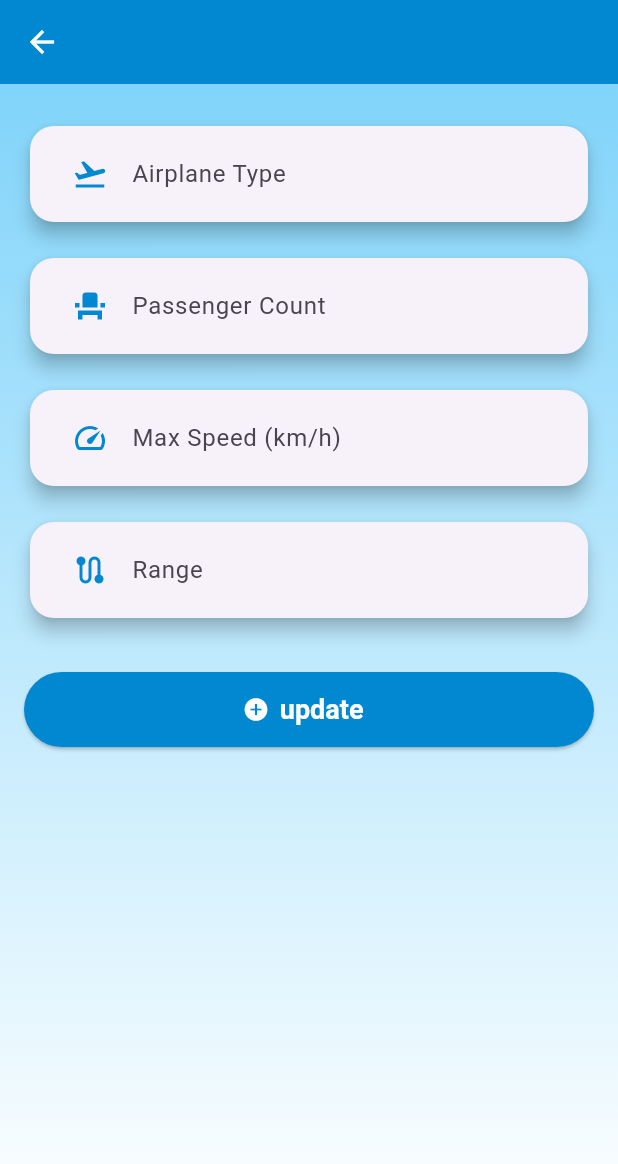
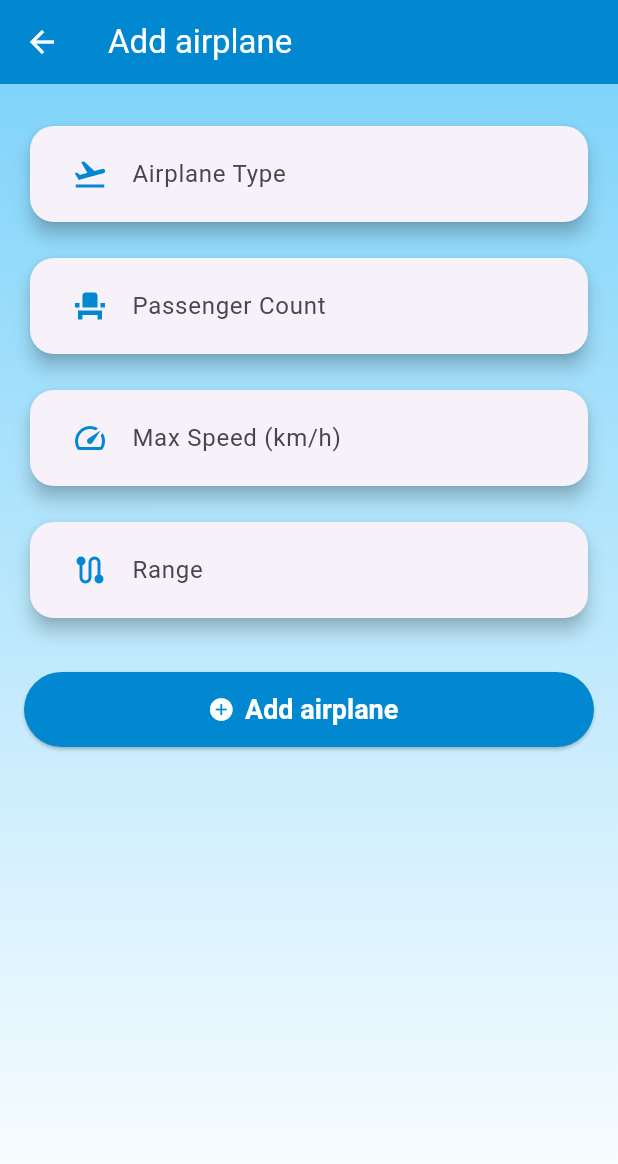
Before and after one commit to hades1clack/cst2355_final_group, a Flutter app: the AirplaneListPage screen opened directly with empty values, after a tap on the "add" icon, on a phone screen of 412 x 824 dp. Shown: the top 1164 px of the screen. Run offline on Flutter 3.47's test engine with Material 3 defaults, Android fonts, the phone set to English and light mode, and no system bars; our stand-ins replace floor, flutter_secure_storage, sqflite; missing offline and left inert: encrypted_shared_preferences; accounts and stored records are empty; generated files the repository leaves out were written again.

Commit message:
Completed all testing for the project, add dart doc.

```diff
--- a/assets/translations/en.json
+++ b/assets/translations/en.json
@@ -79,6 +79,8 @@
   "enter_range_error": "Please enter range",
   "update_airplane": "Update Airplane",
   "Update Airplane": "Update Airplane",
+  "Add airplane": "Add airplane",
+  "Add Airplane": "Add airplane",
   "delete_airplane": "Delete Airplane",
   "Delete Airplane": "Delete Airplane",
   "confirm_delete_title": "Confirm Delete",
@@ -88,13 +90,16 @@
   "Loading...": "Loading ...",
   "Airplane List": "Airlane List",
   "Instructions": "Instructions",
+  "Select an airplane to view/edit.": "Select an airplane to view/edit.",
   "Use the + button to add airplanes.\nTap an airplane to edit or delete it.": "Use the + button to add airplanes.\nTap an airplane to edit or delete it.",
   "No airplane yet":"No airplane yet",
   "Select an airplane to view/edit": "Select an airplane to view/edit",
   "Confirm Save":"Confirm Save",
   "Confirm Delete": "Confirm Delete",
   "Save": "Save",
+  "addFlight":"Flight Adding",
   "Cancel": "Cancel",
+  "Add": "Add",
   "Changes saved successfully!": "Changes saved successfully!",
   "Are you sure you want to save changes to this airplane?":"Are you sure you want to save changes to this airplane?"
 }
--- a/assets/translations/fr.json
+++ b/assets/translations/fr.json
@@ -24,6 +24,7 @@
   "Update": "Mettre à jour",
   "Delete": "Supprimer",
   "add": "Ajouter",
+  "Add": "Ajouter",
   "submit": "Soumettre",
   "update": "Mettre à jour",
   "delete": "Supprimer",
@@ -77,6 +78,8 @@
   "Please enter max speed": "Veuillez entrer la vitesse maximale",
   "enter_speed_error": "Veuillez entrer la vitesse maximale",
   "enter_range_error": "Veuillez entrer la portée",
+  "Add airplane": "Ajouter un avion",
+  "Add Airplane": "Ajouter un avion",
   "update_airplane": "Mettre à jour l'avion",
   "Update Airplane": "Mettre à jour l'avion",
   "delete_airplane": "Supprimer l'avion",
@@ -84,9 +87,11 @@
   "confirm_delete_title": "Confirmer la suppression",
   "Airplane updated": "Avion mis à jour",
   "Airplane added": "Avion ajouté !",
+  "Airplane added!": "Avion ajouté !",
   "Airplane deleted": "Avion supprimé",
   "Loading...": "Chargement...",
   "Airplane List": "Liste des avions",
+  "Select an airplane to view/edit.": "Sélectionnez un avion pour afficher/modifier.",
   "Instructions": "Instructions",
   "Use the + button to add airplanes.\nTap an airplane to edit or delete it.": "Utilisez le bouton + pour ajouter des avions.\nTouchez un avion pour le modifier ou le supprimer.",
   "No airplane yet": "Aucun avion pour l'instant",
@@ -95,6 +100,7 @@
   "Confirm Delete": "Confirmer la suppression",
   "Save": "Enregistrer",
   "Cancel": "Annuler",
+  "addFlight": "Ajout de vol",
   "Changes saved successfully!": "Modifications enregistrées avec succès !",
   "Are you sure you want to save changes to this airplane?": "Êtes-vous sûr de vouloir enregistrer les modifications apportées à cet avion ?"
 }
--- a/lib/Flights/FlightAddingPage.dart
+++ b/lib/Flights/FlightAddingPage.dart
@@ -23,9 +23,13 @@ class _FlightAddingPageState extends State<FlightAddingPage> {
 
   /// Controllers for input fields.
   final _flightNumberController = TextEditingController();
+  /// Controller for the departure city input field.
   final _departureCityController = TextEditingController();
+  /// Controller for the destination city input field.
   final _destinationCityController = TextEditingController();
+  /// Controller for the departure time input field.
   final _departureTimeController = TextEditingController();
+  /// Controller for the arrival time input field.
   final _arrivalTimeController = TextEditingController();
 
   @override
--- a/lib/airplane_detail_page.dart
+++ b/lib/airplane_detail_page.dart
@@ -218,10 +218,13 @@ class _AirplaneDetailPageState extends State<AirplaneDetailPage> {
                     icon: Icons.event_seat,
                     keyboardType: TextInputType.number,
                     validator: (value) {
-                      if (value == null || value.isEmpty) return AppLocalizations.of(context)!.translate('Please enter passenger count');
+                      if (value == null || value.isEmpty)
+                        return AppLocalizations.of(context)!.translate('Please enter passenger count');
                       final number = double.tryParse(value);
-                      if (number == null) return AppLocalizations.of(context)!.translate('Must be a valid number');
-                      if (number <= 0) return AppLocalizations.of(context)!.translate('Must be greater then 0');'Must be greater than 0';
+                      if (number == null)
+                        return AppLocalizations.of(context)!.translate('Must be a valid number');
+                      if (number <= 0)
+                        return AppLocalizations.of(context)!.translate('Must be greater than 0');
                       return null;
                     },
                   ),
@@ -255,7 +258,7 @@ class _AirplaneDetailPageState extends State<AirplaneDetailPage> {
                   ElevatedButton.icon(
                     onPressed: _saveAirplane,
                     icon: const Icon(Icons.add_circle),
-                    label: Text(AppLocalizations.of(context)!.translate(isEditMode ? 'Update Airplane' : 'Add Airplane')??"update"),
+                    label: Text(AppLocalizations.of(context)!.translate(isEditMode ? 'Update Airplane' : 'Add Airplane')??"Add"),
                     style: ElevatedButton.styleFrom(
                       foregroundColor: Colors.white,
                       backgroundColor: Colors.lightBlue.shade700,
--- a/lib/airplane_mainpage.dart
+++ b/lib/airplane_mainpage.dart
@@ -18,16 +18,17 @@ void main() async{
 class MyApp extends StatefulWidget {
   /// The Airdatabase instance passed into the app.
   final AppDatabase database;
-
+  /// Creates the main app widget with the given database instance.
   const MyApp(this.database, {Key? key}) : super(key: key);
 
   @override
   State<MyApp> createState() => _MyAppState();
 }
-
+ /// This class manages the current locale of the app
+ /// and provides a method to update the language dynamically.
   class _MyAppState extends State<MyApp> {
   Locale _locale = const Locale('en');
-
+  /// This would switch the app's language to French.
   void _changeLanguage(Locale locale) {
   setState(() {
   _locale = locale;
@@ -64,18 +65,20 @@ class MyApp extends StatefulWidget {
 /// Main page displaying the list of airplanes.
 class AirplaneListPage extends StatefulWidget {
   /// The Airdatabase instance used to retrieve airplane data.
-  //final AppDatabase database;
+  ///final AppDatabase database;
   final Locale locale;
+  /// Callback function to handle language changes.
   final Function(Locale) onLanguageChanged;
-
+  /// Creates an AirplaneListPage with the specified locale and language change handler.
   const AirplaneListPage({Key? key, required this.locale, required this.onLanguageChanged,}) : super(key: key);
 
   @override
   _AirplaneListPageState createState() => _AirplaneListPageState();
 }
-
+///This state class manages the UI and logic for displaying,
+/// adding, editing, and deleting airplane records in the app.
 class _AirplaneListPageState extends State<AirplaneListPage> {
-  AppDatabase? _database; // 异步初始化的数据库实例
+  AppDatabase? _database;
   /// Controller for the airplane type input field.
   final TextEditingController _typeController = TextEditingController();
   /// Controller for the passenger count input field.
@@ -84,12 +87,10 @@ class _AirplaneListPageState extends State<AirplaneListPage> {
   final TextEditingController _maxSpeedController = TextEditingController();
   /// Controller for the range input field.
   final TextEditingController _rangeController = TextEditingController();
-  /// List of airplanes fetched from the Airdatabase.
+  /// List of airplanes fetched from the Airplanedatabase.
   List<Airplane> airplanes = [];
   /// Currently selected airplane from the list.
   Airplane? _selectedList;
-
-
 
   @override
   void initState() {
@@ -97,6 +98,7 @@ class _AirplaneListPageState extends State<AirplaneListPage> {
     _initDatabase();
     _loadAirplanesFromDb();
   }
+///Initializes the Floor database and loads the list of airplanes.
   Future<void> _initDatabase() async {
     final db = await $FloorAppDatabase.databaseBuilder('app_database.db').build();
     setState(() {
@@ -104,7 +106,6 @@ class _AirplaneListPageState extends State<AirplaneListPage> {
     });
     _loadAirplanesFromDb();
   }
-
   /// Loads all airplane records from the Airdatabase.
   Future<void> _loadAirplanesFromDb() async {
     if(_database == null) return;
@@ -195,7 +196,7 @@ class _AirplaneListPageState extends State<AirplaneListPage> {
     if (result == true) {
       _loadAirplanesFromDb();
       ScaffoldMessenger.of(context).showSnackBar(SnackBar(content:
-        Text("${AppLocalizations.of(context)!.translate('Airplane added!')}"),
+        Text("${AppLocalizations.of(context)!.translate('Airplane added!')??"Airplane added!"}"),
       ),);
     }
   }
--- a/lib/main.dart
+++ b/lib/main.dart
@@ -145,7 +145,7 @@ class HomePage extends StatelessWidget {
               mainAxisAlignment: MainAxisAlignment.center,
               children: [
                 // These will be replaced with real navigation once pages are merged
-                buildImageButton(context, t.translate('customer') ?? 'Customer (TODO)', CustomerPage(
+                buildImageButton(context, t.translate('customer') ?? 'Customer', CustomerPage(
                   locale:locale,
                   onLanguageChanged: onLanguageChanged,
                 )),
@@ -153,7 +153,7 @@ class HomePage extends StatelessWidget {
                   locale:locale,
                   onLanguageChanged: onLanguageChanged,
                 )),
-                buildImageButton(context, t.translate('flights') ?? 'Flights', FlightsPage(
+                buildImageButton(context, t.translate('flight') ?? 'Flights', FlightsPage(
                     locale: locale,
                     onLanguageChanged: onLanguageChanged)),
                 buildImageButton(context, t.translate('reservation') ?? 'Reservation', const ReservationPage()),
--- a/lib/reservation_page.dart
+++ b/lib/reservation_page.dart
@@ -13,11 +13,13 @@ class ReservationPage extends StatefulWidget {
   @override
   State<ReservationPage> createState() => _ReservationPageState();
 }
-
+/// Main page that displays a list of reservations and allows adding/deleting them.
 class _ReservationPageState extends State<ReservationPage> {
+  /// Instance of the reservation database.
   late ReservationDatabase db; // Database instance
+  /// Data Access Object for performing CRUD operations on reservations.
   late ReservationDao dao; // Data Access Object to perform DB operations
-
+  /// List holding all the reservations fetched from the database.
   List<Reservation> _reservations = []; // List of all reservations
 
   @override
--- a/pubspec.yaml
+++ b/pubspec.yaml
@@ -68,6 +68,7 @@ flutter:
     - images/
 
 
+
   # The following line ensures that the Material Icons font is
   # included with your application, so that you can use the icons in
   # the material Icons class.
```
Also changed, not shown: lib/Flights/FlightsPage.dart (+9 -7 lines), lib/add_reservation_page.dart (+8 -4 lines), lib/repository.dart (+10 -3 lines), assets/images/flight1.jpg (added), images/flight2.jpg (added).
